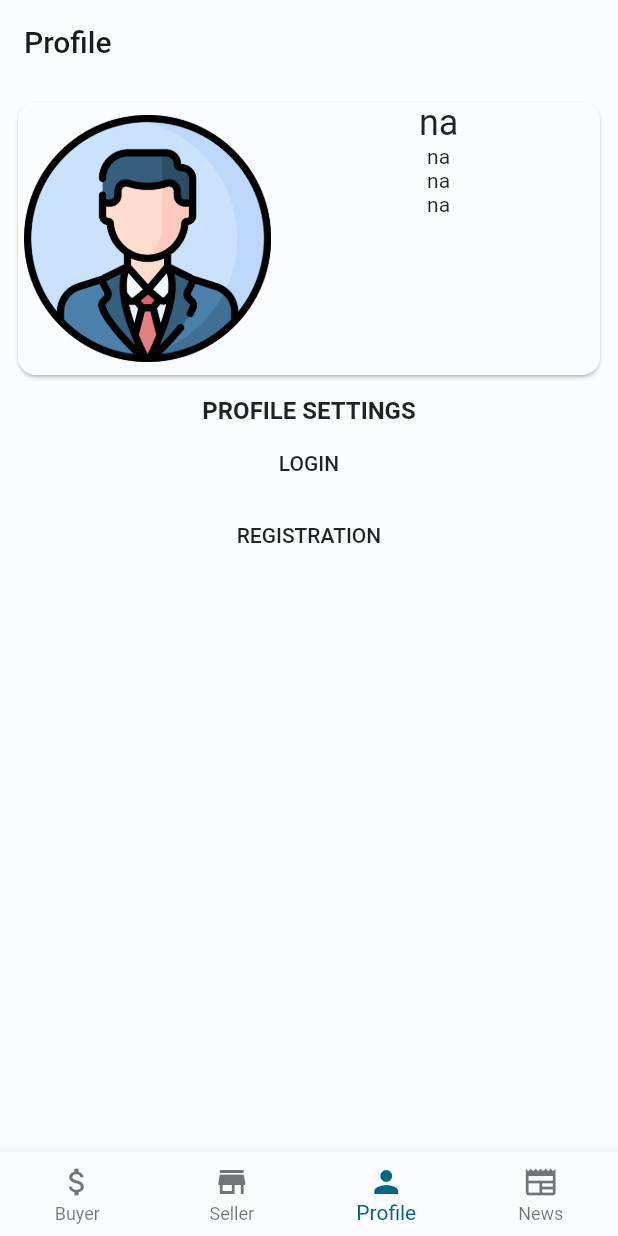
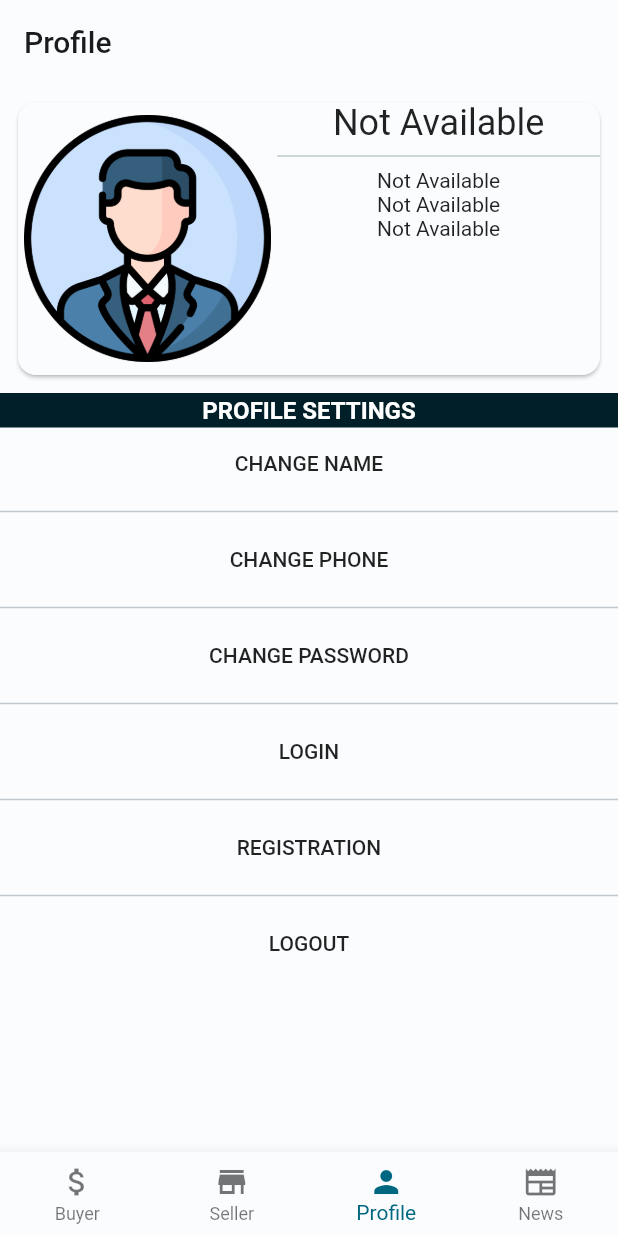
Before and after one commit to ahmadhanis/FlutterA222, a Flutter app: the screen it shows after launch, item 3 of the bottom bar chosen, on a phone screen of 412 x 824 dp. Run offline on Flutter 3.47's test engine with Material 2 defaults, Android fonts, the phone set to English and light mode, and no system bars; our stand-ins replace audioplayers, cached_network_image, geocoding, geolocator, google_fonts, image_cropper and 3 more; network calls fail.

Commit message:
payment flow updated

```diff
--- a/mynelayan/lib/views/screens/billscreen.dart
+++ b/mynelayan/lib/views/screens/billscreen.dart
@@ -7,6 +7,7 @@ import 'package:webview_flutter/webview_flutter.dart';
 
 class BillScreen extends StatefulWidget {
   final User user;
+
   final double totalprice;
 
   const BillScreen({super.key, required this.user, required this.totalprice});
@@ -33,7 +34,7 @@ class _BillScreenState extends State<BillScreen> {
         body: Center(
           child: WebView(
             initialUrl:
-                'https://slumberjer.com/mynelayan/php/payment.php?userid=${widget.user.id}&email=${widget.user.email}&phone=${widget.user.phone}&name=${widget.user.name}&amount=${widget.totalprice}',
+                'https://slumberjer.com/mynelayan/php/payment.php?sellerid=${widget.user.id}&userid=${widget.user.id}&email=${widget.user.email}&phone=${widget.user.phone}&name=${widget.user.name}&amount=${widget.totalprice}',
             javascriptMode: JavascriptMode.unrestricted,
             onWebViewCreated: (WebViewController webViewController) {
               _controller.complete(webViewController);
--- a/mynelayan/lib/views/screens/buyerdetailscreen.dart
+++ b/mynelayan/lib/views/screens/buyerdetailscreen.dart
@@ -210,6 +210,11 @@ class _BuyerDetailsScreenState extends State<BuyerDetailsScreen> {
   }
 
   void addtocartdialog() {
+    if (widget.user.id.toString() == "na") {
+      ScaffoldMessenger.of(context).showSnackBar(
+          const SnackBar(content: Text("Please register to add item to cart")));
+      return;
+    }
     if (widget.user.id.toString() == widget.usercatch.userId.toString()) {
       ScaffoldMessenger.of(context).showSnackBar(
           const SnackBar(content: Text("User cannot add own item")));
--- a/mynelayan/lib/views/screens/profiletabscreen.dart
+++ b/mynelayan/lib/views/screens/profiletabscreen.dart
@@ -48,7 +48,7 @@ class _ProfileTabScreenState extends State<ProfileTabScreen> {
               child:
                   Row(mainAxisAlignment: MainAxisAlignment.center, children: [
                 Container(
-                  margin: EdgeInsets.all(4),
+                  margin: const EdgeInsets.all(4),
                   width: screenWidth * 0.4,
                   child: Image.asset(
                     "assets/images/profile.png",
@@ -58,13 +58,31 @@ class _ProfileTabScreenState extends State<ProfileTabScreen> {
                     flex: 6,
                     child: Column(
                       children: [
+                        widget.user.name.toString() == "na"
+                            ? const Column(
+                                children: [
+                                  Text(
+                                    "Not Available",
+                                    style: TextStyle(fontSize: 24),
+                                  ),
+                                  Divider(),
+                                  Text("Not Available"),
+                                  Text("Not Available"),
+                                  Text("Not Available"),
+                                ],
+                              )
+                            : Column(
+                                children: [
                                   Text(
                                     widget.user.name.toString(),
                                     style: const TextStyle(fontSize: 24),
                                   ),
+                                  const Divider(),
                                   Text(widget.user.email.toString()),
                                   Text(widget.user.phone.toString()),
                                   Text(widget.user.datereg.toString()),
+                                ],
+                              )
                       ],
                     )),
               ]),
@@ -73,19 +91,35 @@ class _ProfileTabScreenState extends State<ProfileTabScreen> {
           Container(
             width: screenWidth,
             alignment: Alignment.center,
-            color: Theme.of(context).colorScheme.background,
-            child: const Padding(
-              padding: EdgeInsets.fromLTRB(0, 2, 0, 2),
+            color: Theme.of(context).colorScheme.onPrimaryContainer,
+            child: Padding(
+              padding: const EdgeInsets.fromLTRB(0, 2, 0, 2),
               child: Text("PROFILE SETTINGS",
                   style: TextStyle(
                     fontSize: 16,
                     fontWeight: FontWeight.bold,
+                    color: Theme.of(context).colorScheme.onPrimary,
                   )),
             ),
           ),
           Expanded(
               child: ListView(
             children: [
+              MaterialButton(
+                onPressed: () {},
+                child: const Text("CHANGE NAME"),
+              ),
+              const Divider(),
+              MaterialButton(
+                onPressed: () {},
+                child: const Text("CHANGE PHONE"),
+              ),
+              const Divider(),
+              MaterialButton(
+                onPressed: () {},
+                child: const Text("CHANGE PASSWORD"),
+              ),
+              const Divider(),
               MaterialButton(
                 onPressed: () {
                   Navigator.push(
@@ -95,6 +129,7 @@ class _ProfileTabScreenState extends State<ProfileTabScreen> {
                 },
                 child: const Text("LOGIN"),
               ),
+              const Divider(),
               MaterialButton(
                 onPressed: () {
                   Navigator.push(
@@ -104,6 +139,16 @@ class _ProfileTabScreenState extends State<ProfileTabScreen> {
                 },
                 child: const Text("REGISTRATION"),
               ),
+              const Divider(),
+              MaterialButton(
+                onPressed: () {
+                  Navigator.push(
+                      context,
+                      MaterialPageRoute(
+                          builder: (content) => const LoginScreen()));
+                },
+                child: const Text("LOGOUT"),
+              ),
             ],
           ))
         ]),
```
Also changed, not shown: mynelayan/lib/splashscreen.dart (+18 -0 lines), mynelayan/lib/views/screens/orderscreen.dart (added, +20 -0 lines), mynelayan/lib/views/screens/sellertabscreen.dart (+41 -4 lines). Lines whose indentation alone changed are shown as unchanged.
